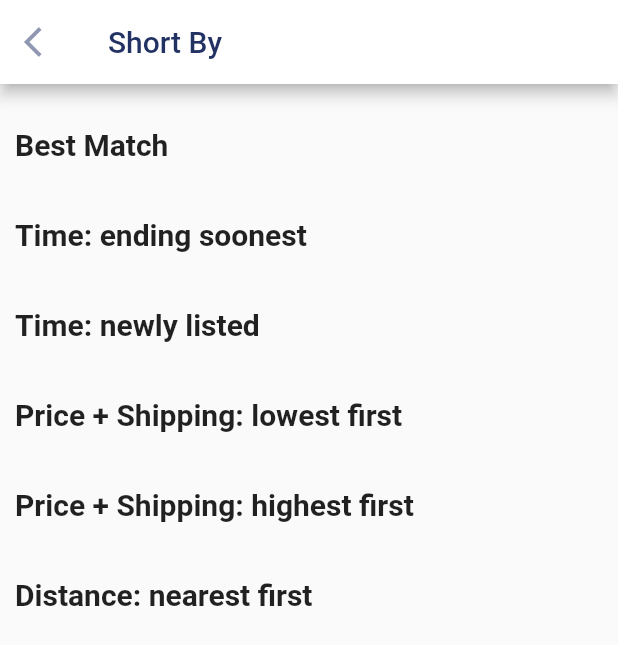
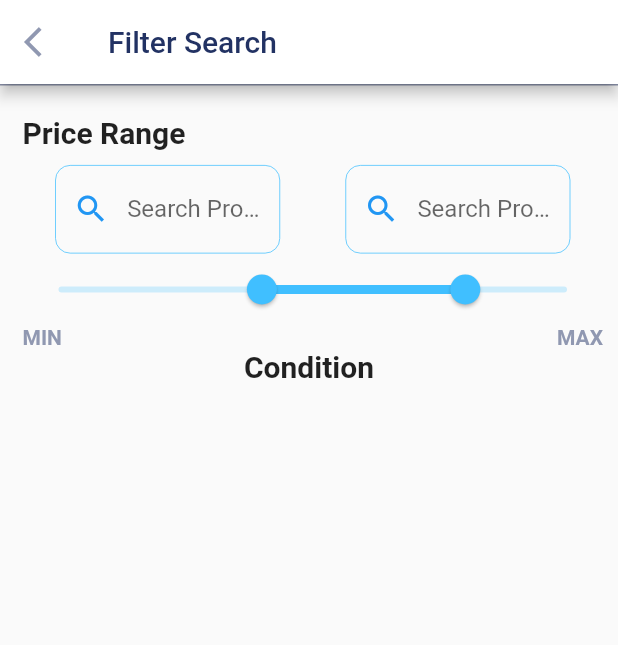
Before and after one commit to Mfas1998/E-commerce-App, a Flutter app: the screen it shows after launch, on a phone screen of 412 x 824 dp. Shown: the top 645 px of the screen. Run offline on Flutter 3.47's test engine with Material 2 defaults, Android fonts, the phone set to English and light mode, and no system bars; our stand-ins replace syncfusion_flutter_sliders; missing offline and left inert: dart:ffi, dropdownfield2.

Commit message:
forms ahmed hayeal

```diff
--- a/lib/app.dart
+++ b/lib/app.dart
@@ -2,6 +2,7 @@ import 'package:e_commerce/view/ShortBy.dart';
 import 'package:flutter/material.dart';
 
 import 'view/category.dart';
+import 'view/filter.dart';
 import 'view/search_result_three.dart';
 
 class MyApp extends StatelessWidget {
@@ -10,7 +11,7 @@ class MyApp extends StatelessWidget {
   Widget build(BuildContext context) {
     return const MaterialApp(
       debugShowCheckedModeBanner: false,
-      home: ShortByPag(),
+      home: FilterPag(),
     );
   }
 }
--- a/lib/view/explore.dart
+++ b/lib/view/explore.dart
@@ -23,7 +23,7 @@ class ExplorePag extends StatelessWidget {
               SizedBox(
                 height: 50,
                 width: 250,
-                child: custome_head('Search Product'),
+                child: CustomeTextFormField('Search Product'),
               ),
               Icon(
                 Icons.favorite_border,
--- /dev/null
+++ b/lib/view/filter.dart
@@ -0,0 +1,90 @@
+import 'package:e_commerce/core/utils/app_colors.dart';
+import 'package:e_commerce/widgets/custome_appBar.dart';
+import 'package:flutter/material.dart';
+import 'package:syncfusion_flutter_sliders/sliders.dart';
+
+import '../widgets/custome_TextFormField.dart';
+
+class FilterPag extends StatefulWidget {
+  const FilterPag({super.key});
+
+  @override
+  State<FilterPag> createState() => _FilterPagState();
+}
+
+class _FilterPagState extends State<FilterPag> {
+  SfRangeValues _values = SfRangeValues(40.0, 80.0);
+  @override
+  Widget build(BuildContext context) {
+    return Scaffold(
+      appBar:
+          custome_appBar(icon: Icons.arrow_back_ios, title: 'Filter Search'),
+      body: Column(
+        children: [
+          Container(
+            color: AppColors.scundryColorTow,
+            width: double.infinity,
+            height: 1,
+          ),
+          Container(
+              margin: EdgeInsets.only(top: 20, left: 15, right: 10),
+              child: Column(
+                crossAxisAlignment: CrossAxisAlignment.start,
+                children: [
+                  Text(
+                    'Price Range',
+                    style: TextStyle(fontSize: 20, fontWeight: FontWeight.bold),
+                  ),
+                  SizedBox(
+                    height: 10,
+                  ),
+                  Row(
+                    crossAxisAlignment: CrossAxisAlignment.start,
+                    mainAxisAlignment: MainAxisAlignment.spaceAround,
+                    children: [
+                      SizedBox(width: 150, child: CustomeTextFormField('')),
+                      SizedBox(width: 150, child: CustomeTextFormField('')),
+                    ],
+                  ),
+                  SfRangeSlider(
+                    activeColor: Color(0xff40BFFF),
+                    min: 0.0,
+                    max: 100.0,
+                    values: _values,
+                    interval: 30,
+                    showTicks: false,
+                    showLabels: false,
+                    enableTooltip: true,
+                    minorTicksPerInterval: 1,
+                    onChanged: (SfRangeValues values) {
+                      setState(() {
+                        _values = values;
+                      });
+                    },
+                  ),
+                  Row(
+                    mainAxisAlignment: MainAxisAlignment.spaceBetween,
+                    children: [
+                      Text('MIN',
+                          style: TextStyle(
+                              color: AppColors.scundryColorTow,
+                              fontWeight: FontWeight.bold)),
+                      Text('MAX',
+                          style: TextStyle(
+                              color: AppColors.scundryColorTow,
+                              fontWeight: FontWeight.bold))
+                    ],
+                  ),
+                ],
+              )),
+          Container(
+            child: Text(
+              'Condition',
+              style: TextStyle(fontSize: 20, fontWeight: FontWeight.bold),
+            ),
+          )
+        ],
+      ),
+    );
+  }
+}
--- a/lib/view/search.dart
+++ b/lib/view/search.dart
@@ -34,7 +34,9 @@ class _SearchpagState extends State<Searchpag> {
           child: Row(
             children: [
               SizedBox(
-                  width: 250, height: 50, child: custome_head('Nike Air Max')),
+                  width: 250,
+                  height: 50,
+                  child: CustomeTextFormField('Nike Air Max')),
               Padding(
                 padding: const EdgeInsets.only(left: 35),
                 child: custome_icon(icons: Icons.h_mobiledata),
--- a/lib/view/search_result_three.dart
+++ b/lib/view/search_result_three.dart
@@ -27,7 +27,7 @@ class _SearchResultThreeState extends State<SearchResultThree> {
               SizedBox(
                 height: 50,
                 width: 250,
-                child: custome_head('Search Product'),
+                child: CustomeTextFormField('Search Product'),
               ),
               Image.asset(ImgAssets.Shorticon),
               Image.asset(
--- a/lib/widgets/custome_TextFormField.dart
+++ b/lib/widgets/custome_TextFormField.dart
@@ -3,15 +3,15 @@ import 'package:flutter/material.dart';
 import '../core/utils/app_colors.dart';
 import '../view/search.dart';
 
-class custome_head extends StatefulWidget {
+class CustomeTextFormField extends StatefulWidget {
   String? texthelp;
-  custome_head(this.texthelp);
+  CustomeTextFormField(this.texthelp);
 
   @override
-  State<custome_head> createState() => _custome_headState();
+  State<CustomeTextFormField> createState() => _CustomeTextFormFieldState();
 }
 
-class _custome_headState extends State<custome_head> {
+class _CustomeTextFormFieldState extends State<CustomeTextFormField> {
   @override
   Widget build(BuildContext context) {
     return TextFormField(
--- a/pubspec.yaml
+++ b/pubspec.yaml
@@ -31,6 +31,8 @@ environment:
 dependencies:
   flutter:
     sdk: flutter
+  dependencies:
+  syncfusion_flutter_sliders: ^21.1.37
 
 
   # The following adds the Cupertino Icons font to your application.
```
Also changed, not shown: pubspec.lock.
